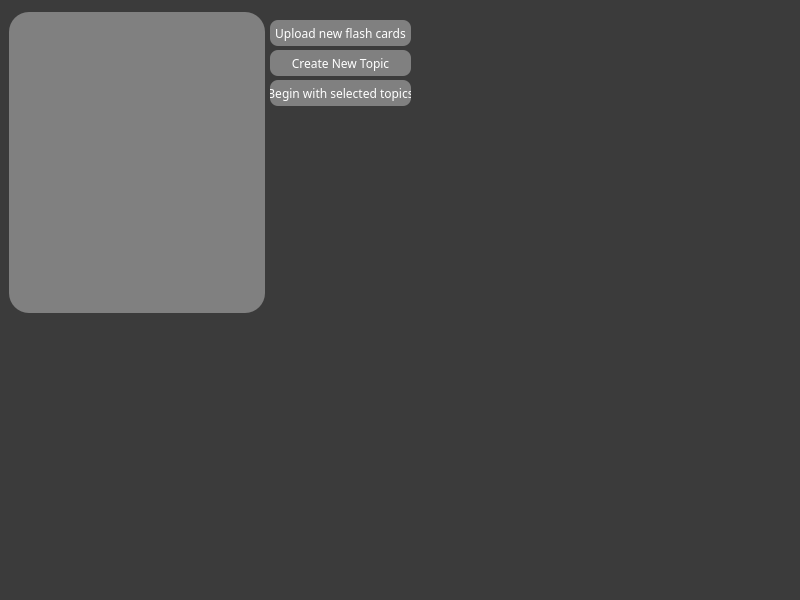
Before: the Qt Designer form mainwindow.ui in Space-Raptor/QTFlashCardApp, drawn with Qt 5.
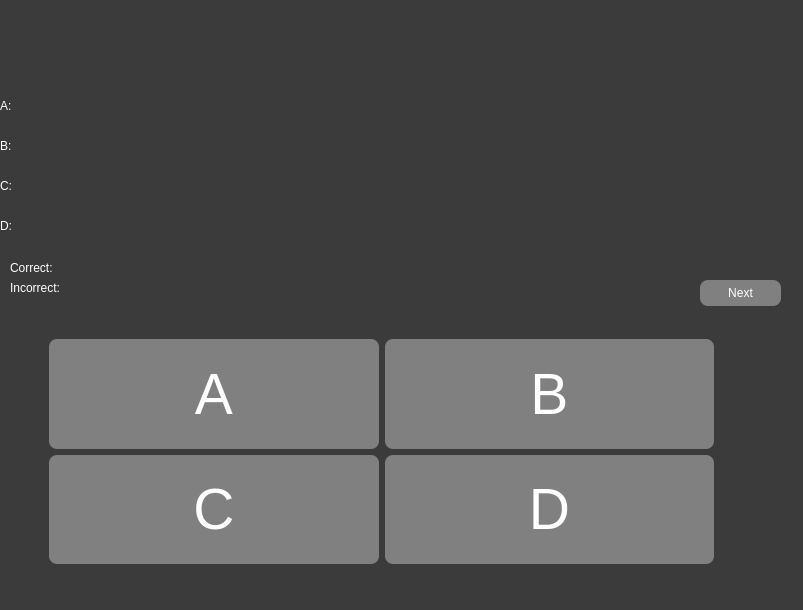
After: the same form once the commit is applied.

Commit message: Added new buttons and slot fucntion to handle loaded json data and dynamic ui changes

The edit to the form file:
```diff
--- a/mainwindow.ui
+++ b/mainwindow.ui
@@ -6,8 +6,8 @@
    <rect>
     <x>0</x>
     <y>0</y>
-    <width>800</width>
-    <height>600</height>
+    <width>803</width>
+    <height>610</height>
    </rect>
   </property>
   <property name="windowTitle">
@@ -30,11 +30,29 @@
     );</string>
   </property>
   <widget class="QWidget" name="centralwidget">
+   <widget class="QStackedWidget" name="stackedWidget">
+    <property name="geometry">
+     <rect>
+      <x>0</x>
+      <y>0</y>
+      <width>801</width>
+      <height>591</height>
+     </rect>
+    </property>
+    <property name="styleSheet">
+     <string notr="true">color: white;
+background-color: transparent;  
+</string>
+    </property>
+    <property name="currentIndex">
+     <number>1</number>
+    </property>
+    <widget class="QWidget" name="page">
    <widget class="QListWidget" name="topicListWidget">
     <property name="geometry">
      <rect>
-      <x>9</x>
-      <y>12</y>
+        <x>10</x>
+        <y>10</y>
       <width>256</width>
       <height>301</height>
      </rect>
@@ -79,7 +97,7 @@
    <widget class="QPushButton" name="newFlashCardBTN">
     <property name="geometry">
      <rect>
-      <x>270</x>
+        <x>280</x>
       <y>20</y>
       <width>141</width>
       <height>26</height>
@@ -110,7 +128,7 @@
    <widget class="QPushButton" name="newTopicBTN">
     <property name="geometry">
      <rect>
-      <x>270</x>
+        <x>280</x>
       <y>50</y>
       <width>141</width>
       <height>26</height>
@@ -141,7 +159,7 @@
    <widget class="QPushButton" name="startBTN">
     <property name="geometry">
      <rect>
-      <x>270</x>
+        <x>280</x>
       <y>80</y>
       <width>141</width>
       <height>26</height>
@@ -169,10 +187,295 @@
      <string>Begin with selected topics</string>
     </property>
    </widget>
-   <zorder>newFlashCardBTN</zorder>
-   <zorder>newTopicBTN</zorder>
-   <zorder>startBTN</zorder>
-   <zorder>topicListWidget</zorder>
+    </widget>
+    <widget class="QWidget" name="page_2">
+     <widget class="QFrame" name="frame">
+      <property name="geometry">
+       <rect>
+        <x>40</x>
+        <y>330</y>
+        <width>683</width>
+        <height>243</height>
+       </rect>
+      </property>
+      <property name="styleSheet">
+       <string notr="true">#frame QPushButton:checked
+{
+	background-color: #363737
+}
+
+#frame QPushButton
+{
+border-radius: 8px;
+background-color: #808080;
+color: white;
+}</string>
+      </property>
+      <layout class="QGridLayout" name="gridLayout_2">
+       <property name="sizeConstraint">
+        <enum>QLayout::SizeConstraint::SetNoConstraint</enum>
+       </property>
+       <item row="0" column="0">
+        <widget class="QPushButton" name="AnswerBTN_1">
+         <property name="sizePolicy">
+          <sizepolicy hsizetype="Expanding" vsizetype="Expanding">
+           <horstretch>0</horstretch>
+           <verstretch>0</verstretch>
+          </sizepolicy>
+         </property>
+         <property name="font">
+          <font>
+           <pointsize>43</pointsize>
+          </font>
+         </property>
+         <property name="styleSheet">
+          <string notr="true"/>
+         </property>
+         <property name="text">
+          <string>A</string>
+         </property>
+         <property name="checkable">
+          <bool>true</bool>
+         </property>
+        </widget>
+       </item>
+       <item row="1" column="1">
+        <widget class="QPushButton" name="AnswerBTN_4">
+         <property name="sizePolicy">
+          <sizepolicy hsizetype="Expanding" vsizetype="Expanding">
+           <horstretch>0</horstretch>
+           <verstretch>0</verstretch>
+          </sizepolicy>
+         </property>
+         <property name="font">
+          <font>
+           <pointsize>43</pointsize>
+          </font>
+         </property>
+         <property name="styleSheet">
+          <string notr="true"/>
+         </property>
+         <property name="text">
+          <string>D</string>
+         </property>
+         <property name="checkable">
+          <bool>true</bool>
+         </property>
+        </widget>
+       </item>
+       <item row="0" column="1">
+        <widget class="QPushButton" name="AnswerBTN_3">
+         <property name="sizePolicy">
+          <sizepolicy hsizetype="Expanding" vsizetype="Expanding">
+           <horstretch>0</horstretch>
+           <verstretch>0</verstretch>
+          </sizepolicy>
+         </property>
+         <property name="font">
+          <font>
+           <pointsize>43</pointsize>
+          </font>
+         </property>
+         <property name="styleSheet">
+          <string notr="true"/>
+         </property>
+         <property name="text">
+          <string>B</string>
+         </property>
+         <property name="checkable">
+          <bool>true</bool>
+         </property>
+        </widget>
+       </item>
+       <item row="1" column="0">
+        <widget class="QPushButton" name="AnswerBTN_2">
+         <property name="sizePolicy">
+          <sizepolicy hsizetype="Expanding" vsizetype="Expanding">
+           <horstretch>0</horstretch>
+           <verstretch>0</verstretch>
+          </sizepolicy>
+         </property>
+         <property name="font">
+          <font>
+           <pointsize>43</pointsize>
+          </font>
+         </property>
+         <property name="styleSheet">
+          <string notr="true"/>
+         </property>
+         <property name="text">
+          <string>C</string>
+         </property>
+         <property name="checkable">
+          <bool>true</bool>
+         </property>
+        </widget>
+       </item>
+      </layout>
+     </widget>
+     <widget class="QLabel" name="label_A">
+      <property name="geometry">
+       <rect>
+        <x>0</x>
+        <y>90</y>
+        <width>791</width>
+        <height>31</height>
+       </rect>
+      </property>
+      <property name="font">
+       <font>
+        <pointsize>9</pointsize>
+       </font>
+      </property>
+      <property name="autoFillBackground">
+       <bool>false</bool>
+      </property>
+      <property name="styleSheet">
+       <string notr="true">color: white; 
+background-color:  	transparent;</string>
+      </property>
+      <property name="text">
+       <string>A:</string>
+      </property>
+     </widget>
+     <widget class="QLabel" name="label_B">
+      <property name="geometry">
+       <rect>
+        <x>0</x>
+        <y>130</y>
+        <width>791</width>
+        <height>31</height>
+       </rect>
+      </property>
+      <property name="styleSheet">
+       <string notr="true">color: white; background-color:  	transparent;</string>
+      </property>
+      <property name="text">
+       <string>B:</string>
+      </property>
+     </widget>
+     <widget class="QLabel" name="label_C">
+      <property name="geometry">
+       <rect>
+        <x>0</x>
+        <y>170</y>
+        <width>801</width>
+        <height>31</height>
+       </rect>
+      </property>
+      <property name="styleSheet">
+       <string notr="true">color: white; background-color:  	transparent;</string>
+      </property>
+      <property name="text">
+       <string>C:</string>
+      </property>
+     </widget>
+     <widget class="QLabel" name="label_D">
+      <property name="geometry">
+       <rect>
+        <x>0</x>
+        <y>210</y>
+        <width>791</width>
+        <height>31</height>
+       </rect>
+      </property>
+      <property name="styleSheet">
+       <string notr="true">color: white; background-color:  	transparent;</string>
+      </property>
+      <property name="text">
+       <string>D:</string>
+      </property>
+     </widget>
+     <widget class="QLabel" name="label_Question">
+      <property name="geometry">
+       <rect>
+        <x>50</x>
+        <y>0</y>
+        <width>671</width>
+        <height>71</height>
+       </rect>
+      </property>
+      <property name="font">
+       <font>
+        <pointsize>14</pointsize>
+       </font>
+      </property>
+      <property name="styleSheet">
+       <string notr="true">color: white; 
+background: transparent; </string>
+      </property>
+      <property name="text">
+       <string/>
+      </property>
+      <property name="textFormat">
+       <enum>Qt::TextFormat::PlainText</enum>
+      </property>
+      <property name="alignment">
+       <set>Qt::AlignmentFlag::AlignCenter</set>
+      </property>
+      <property name="wordWrap">
+       <bool>true</bool>
+      </property>
+     </widget>
+     <widget class="QLabel" name="correct_label">
+      <property name="geometry">
+       <rect>
+        <x>10</x>
+        <y>260</y>
+        <width>91</width>
+        <height>16</height>
+       </rect>
+      </property>
+      <property name="styleSheet">
+       <string notr="true">color: white;
+background-color: transparent;  
+</string>
+      </property>
+      <property name="text">
+       <string>Correct:</string>
+      </property>
+     </widget>
+     <widget class="QLabel" name="incorrect_label">
+      <property name="geometry">
+       <rect>
+        <x>10</x>
+        <y>280</y>
+        <width>91</width>
+        <height>16</height>
+       </rect>
+      </property>
+      <property name="text">
+       <string>Incorrect:</string>
+      </property>
+     </widget>
+     <widget class="QPushButton" name="next_BTN">
+      <property name="geometry">
+       <rect>
+        <x>700</x>
+        <y>280</y>
+        <width>81</width>
+        <height>26</height>
+       </rect>
+      </property>
+      <property name="styleSheet">
+       <string notr="true">QPushButton{
+border-radius: 8px;
+    background-color: #808080;
+    color: white;
+    border: none;
+}
+
+QPushButton:pressed
+{
+background-color: #363737
+}</string>
+      </property>
+      <property name="text">
+       <string>Next</string>
+      </property>
+     </widget>
+    </widget>
+   </widget>
   </widget>
   <widget class="QStatusBar" name="statusbar"/>
  </widget>
```
Lines whose indentation alone changed are shown as unchanged. The commit also changes 14 other files.
